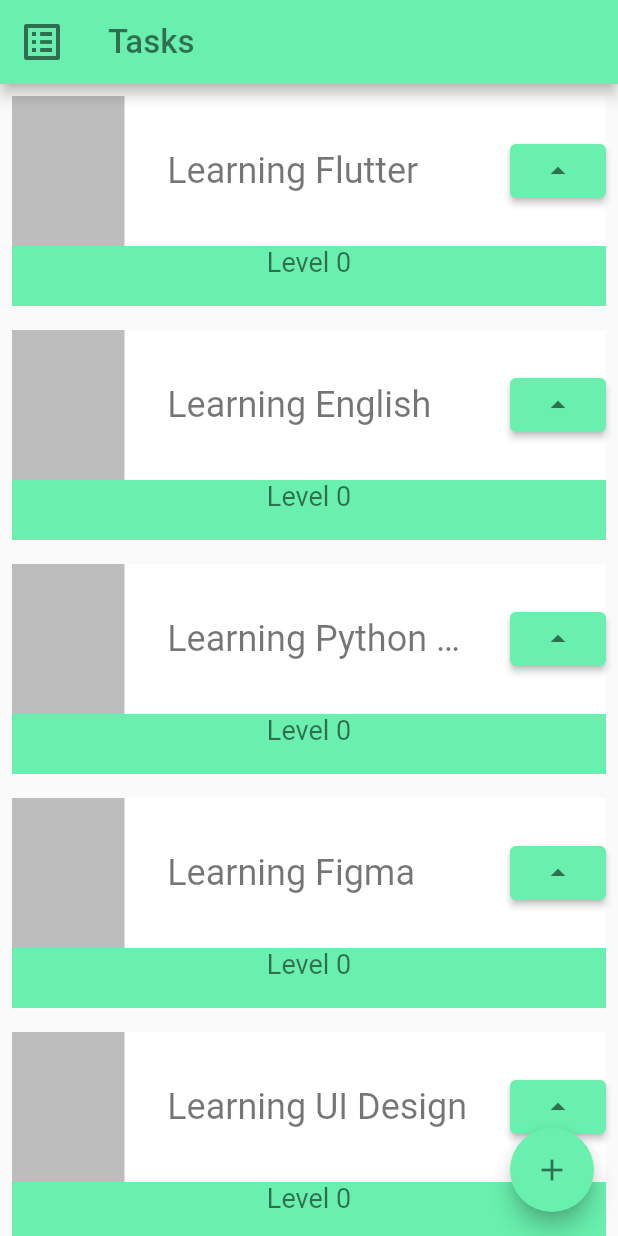
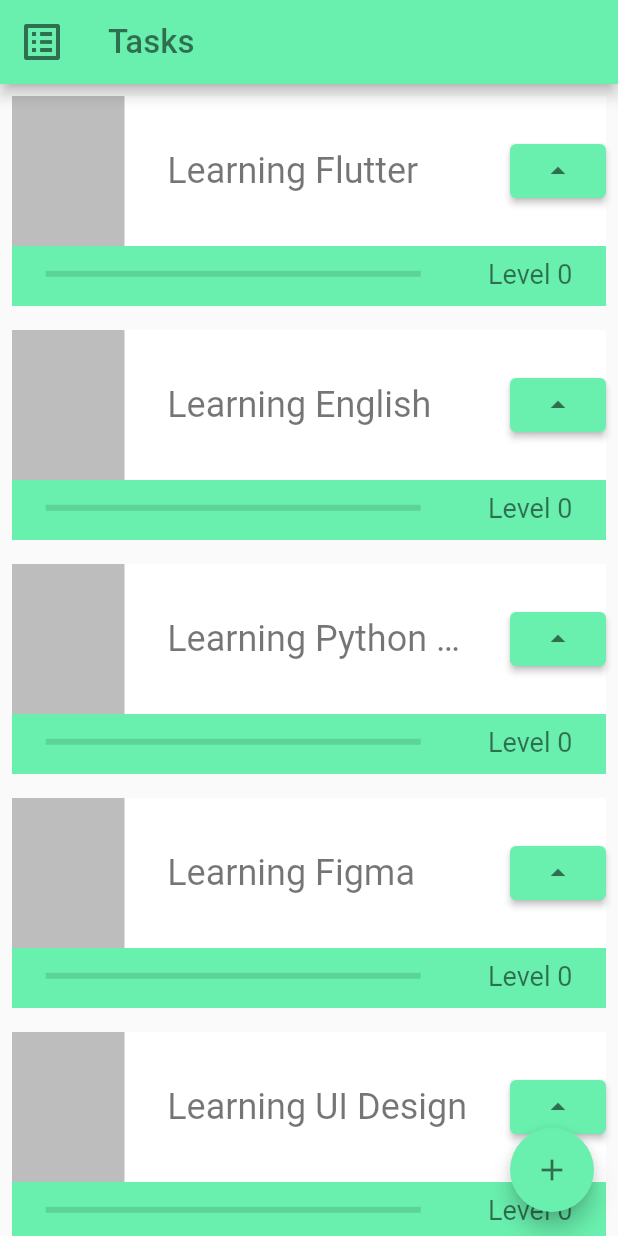
Before and after one commit to antoniolisboa/first_project, a Flutter app: the screen it shows after launch, on a phone screen of 412 x 824 dp. Run offline on Flutter 3.47's test engine with Material 2 defaults, Android fonts, the phone set to English and light mode, and no system bars.

Commit message:
[Project Task List] Conhecendo o Widget LinearProgressIndicator e aplicando ao projeto

```diff
--- a/lib/main.dart
+++ b/lib/main.dart
@@ -134,12 +134,31 @@ class _TaskState extends State<Task> {
                     ],
                   ),
                 ),
-                Text(
-                  'Level $level',
-                  style: const TextStyle(
-                    fontSize: 18,
-                    color: Colors.black54
-                  ),
+                Row(
+                  mainAxisAlignment: MainAxisAlignment.spaceAround,
+                  children: [
+                    Padding(
+                      padding: const EdgeInsets.all(8.0),
+                      child: SizedBox(
+                        width: 250,
+                        child: LinearProgressIndicator(
+                          value: level / 10, // interval 0 -- 1
+                          color: Colors.black54,
+                          backgroundColor: Colors.black12,
+                        ),
+                      ),
+                    ),
+                    Padding(
+                      padding: const EdgeInsets.all(8.0),
+                      child: Text(
+                        'Level $level',
+                        style: const TextStyle(
+                          fontSize: 18,
+                          color: Colors.black54,
+                        ),
+                      ),
+                    ),
+                  ],
                 ),
               ],
             )
```
